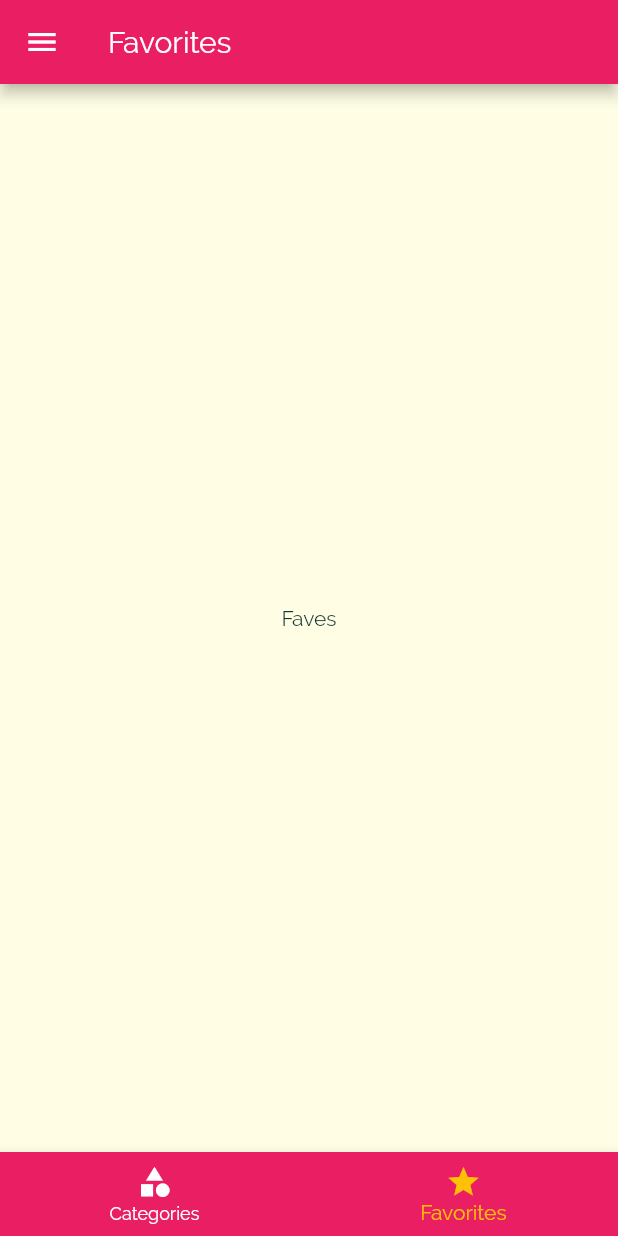
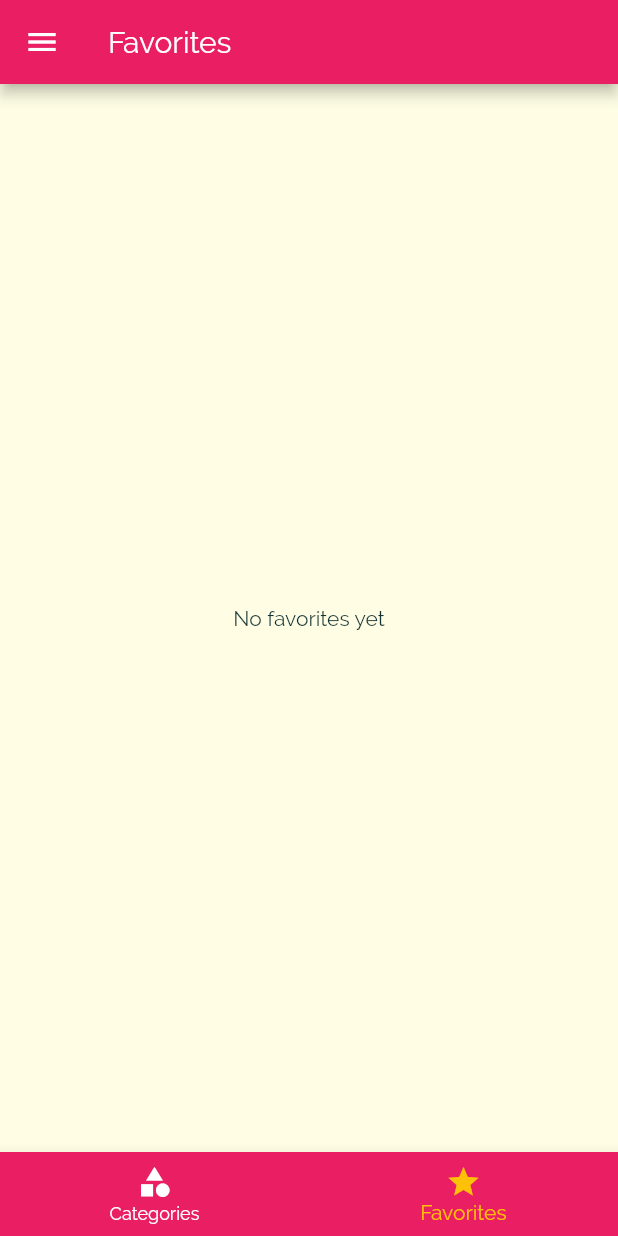
Before and after one commit to apramodya/flutter-meal-app, a Flutter app: the screen it shows after launch, item 2 of the bottom bar chosen, on a phone screen of 412 x 824 dp. Run offline on Flutter 3.47's test engine with Material 2 defaults, Android fonts, the phone set to English and light mode, and no system bars.

Commit message:
favorite meals

```diff
--- a/meal_app/lib/main.dart
+++ b/meal_app/lib/main.dart
@@ -26,6 +26,7 @@ class _MyAppState extends State<MyApp> {
     'vegetarian': false,
   };
   List<Meal> _availableMeals = DUMMY_MEALS;
+  List<Meal> _favoriteMeals = [];
 
   void _setFilters(Map<String, bool> filterData) {
     setState(() {
@@ -40,6 +41,25 @@ class _MyAppState extends State<MyApp> {
         return true;
       }).toList();
     });
+  }
+
+  void _toggleFavorite(String mealId) {
+    final existingIndex =
+        _favoriteMeals.indexWhere((meal) => meal.id == mealId);
+
+    if (existingIndex >= 0) {
+      setState(() {
+        _favoriteMeals.removeAt(existingIndex);
+      });
+    } else {
+      setState(() {
+        _favoriteMeals.add(DUMMY_MEALS.firstWhere((meal) => meal.id == mealId));
+      });
+    }
+  }
+
+  bool _isFavorite(String id) {
+    return _favoriteMeals.any((meal) => meal.id == id);
   }
 
   @override
@@ -63,11 +83,11 @@ class _MyAppState extends State<MyApp> {
             ),
         visualDensity: VisualDensity.adaptivePlatformDensity,
       ),
-      home: TabsScreen(),
+      home: TabsScreen(_favoriteMeals),
       routes: {
         CategoryMealsScreen.routeName: (_) =>
             CategoryMealsScreen(_availableMeals),
-        MealDetailsScreen.routeName: (_) => MealDetailsScreen(),
+        MealDetailsScreen.routeName: (_) => MealDetailsScreen(_toggleFavorite, _isFavorite),
         FiltersScreen.routeName: (_) => FiltersScreen(_filters, _setFilters),
       },
       onUnknownRoute: (_) {
--- a/meal_app/lib/screens/favorites_screen.dart
+++ b/meal_app/lib/screens/favorites_screen.dart
@@ -1,10 +1,28 @@
 import 'package:flutter/material.dart';
 
+import '../models/meal.dart';
+import '../widgets/meal_item.dart';
+
 class FavoritesScreen extends StatelessWidget {
+  final List<Meal> favoriteMeals;
+
+  FavoritesScreen(this.favoriteMeals);
+
   @override
   Widget build(BuildContext context) {
-    return Center(
-      child: Text('Faves'),
-    );
+    if (favoriteMeals.isNotEmpty) {
+      return Center(
+        child: ListView.builder(
+          itemBuilder: (context, index) {
+            return MealItem(favoriteMeals[index]);
+          },
+          itemCount: favoriteMeals.length,
+        ),
+      );
+    } else {
+      return Center(
+        child: Text('No favorites yet'),
+      );
+    }
   }
 }
--- a/meal_app/lib/screens/tab_screen.dart
+++ b/meal_app/lib/screens/tab_screen.dart
@@ -1,20 +1,31 @@
 import 'package:flutter/material.dart';
 
+import '../models/meal.dart';
 import '../widgets/main_drawer.dart';
 import 'categories_screen.dart';
 import 'favorites_screen.dart';
 
 class TabsScreen extends StatefulWidget {
+  final List<Meal> favoriteMeals;
+
+  TabsScreen(this.favoriteMeals);
+
   @override
   _TabsScreenState createState() => _TabsScreenState();
 }
 
 class _TabsScreenState extends State<TabsScreen> {
-  List<Map<String, Object>> _pages = [
-    {'page': CategoriesScreen(), 'title': 'Categories'},
-    {'page': FavoritesScreen(), 'title': 'Favorites'},
-  ];
+  List<Map<String, Object>> _pages;
   int _selectedPageIndex = 0;
+
+  @override
+  void initState() {
+    _pages = [
+      {'page': CategoriesScreen(), 'title': 'Categories'},
+      {'page': FavoritesScreen(widget.favoriteMeals), 'title': 'Favorites'},
+    ];
+    super.initState();
+  }
 
   void _selectPage(int index) {
     setState(() {
--- a/meal_app/lib/widgets/meal_item.dart
+++ b/meal_app/lib/widgets/meal_item.dart
@@ -5,9 +5,8 @@ import '../screens/meal_detail_screen.dart';
 
 class MealItem extends StatelessWidget {
   final Meal meal;
-  final Function removeItem;
 
-  MealItem(this.meal, this.removeItem);
+  MealItem(this.meal);
 
   String get complexityText {
     switch (meal.complexity) {
@@ -46,7 +45,6 @@ class MealItem extends StatelessWidget {
       'meal': meal,
     }).then((mealId) {
       if (mealId != null) {
-        removeItem(mealId);
       }
     });
   }
```
Also changed, not shown: meal_app/lib/screens/category_meals_screen.dart (+1 -7 lines), meal_app/lib/screens/meal_detail_screen.dart (+14 -5 lines).
